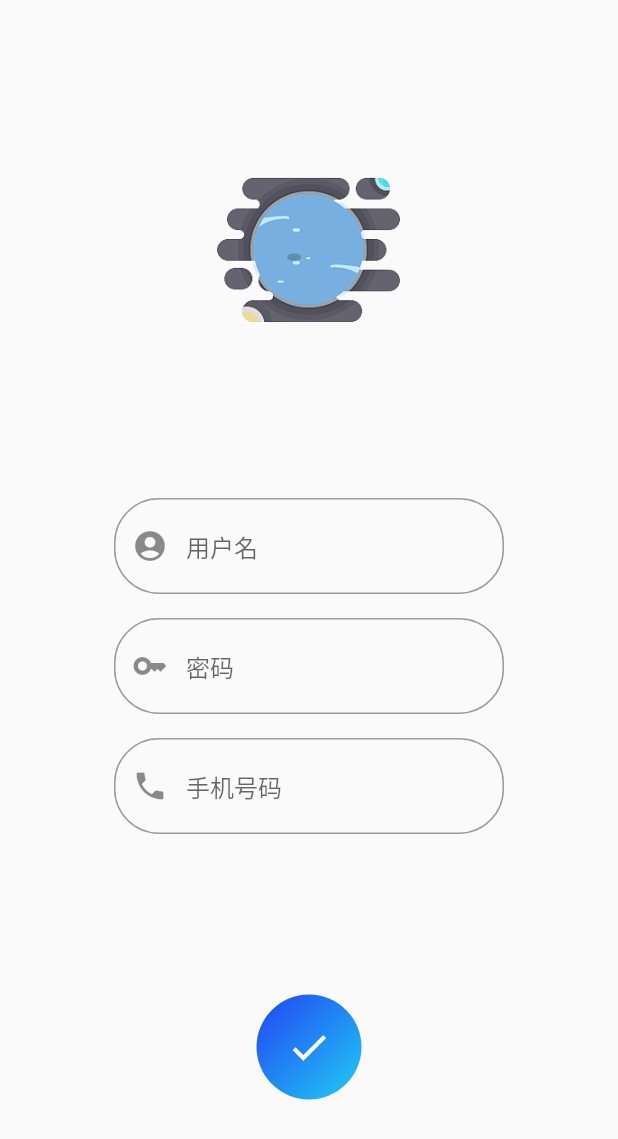
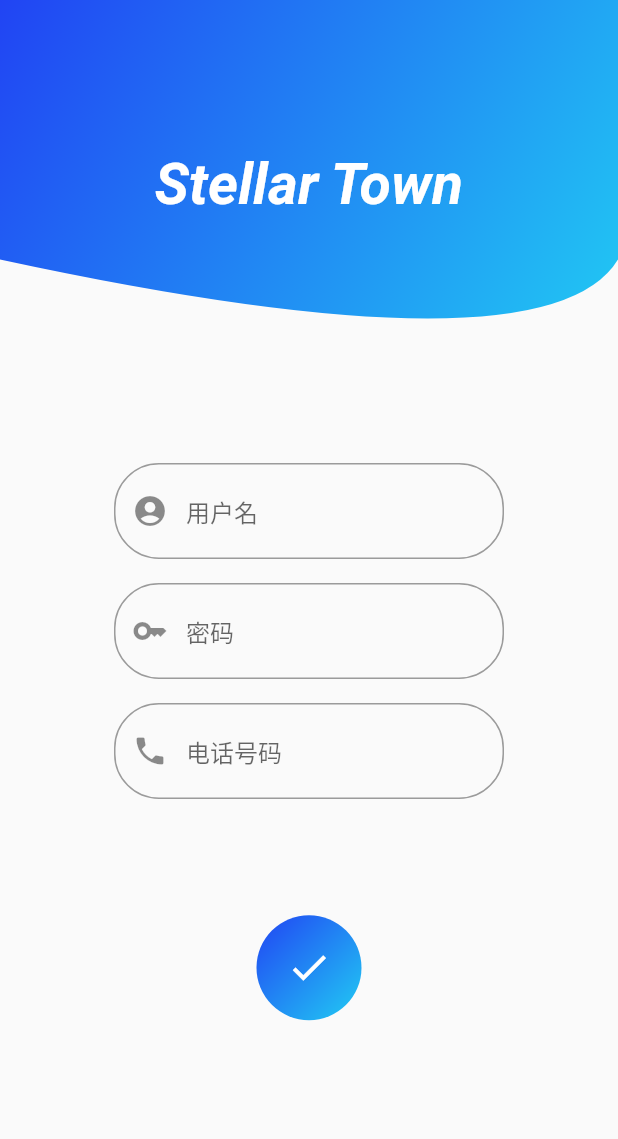
Before and after one commit to litaott/stellar_town, a Flutter app: the screen it shows after launch, after a tap on "未拥有账号？点击注册", on a phone screen of 412 x 824 dp. Shown: the top 1139 px of the screen. Run offline on Flutter 3.47's test engine with Material 2 defaults, Android fonts, the phone set to English and light mode, and no system bars; our stand-ins replace dart_mappable, dio, shared_preferences; generated files the repository leaves out were written again; network calls fail.

Commit message:
注册测试

```diff
--- /dev/null
+++ b/lib/component/user/RollingBox.dart
@@ -0,0 +1,107 @@
+import 'dart:math';
+
+import 'package:flutter/material.dart';
+import 'package:stellar_town/main.dart';
+import 'package:stellar_town/theme/ColorTheme.dart';
+
+class RollingBox extends StatefulWidget {
+  const RollingBox({super.key});
+
+  @override
+  State<StatefulWidget> createState() => RollingBoxState();
+}
+
+class RollingBoxState extends State<RollingBox>
+    with SingleTickerProviderStateMixin {
+  late AnimationController animationController;
+
+  @override
+  void initState() {
+    super.initState();
+    animationController = AnimationController(
+      lowerBound: -1.0,
+      upperBound: 1.0,
+      duration: const Duration(milliseconds: 10000),
+      value: 0.0,
+      vsync: this,
+    );
+    animationController.repeat();
+  }
+
+  @override
+  void dispose() {
+    animationController.dispose();
+    super.dispose();
+  }
+
+  @override
+  Widget build(BuildContext context) {
+    return AnimatedBuilder(
+      animation: animationController,
+      builder: buildClipPath,
+    );
+  }
+
+  Widget buildClipPath(BuildContext context, Widget? child) {
+    return ClipPath(
+      clipper: CustomHeaderClipPath(animationController.value),
+      child: Container(
+        width: screenWidth,
+        height: screenHeight * 0.3,
+        decoration: const BoxDecoration(
+          gradient: LinearGradient(
+            begin: Alignment.topLeft,
+            end: Alignment.bottomRight,
+            colors: [ColorTheme.deepBlue, ColorTheme.lightBlue],
+          ),
+        ),
+        child: const Center(
+          child: Text(
+            'Stellar Town',
+            style: TextStyle(
+              color: Colors.white,
+              fontSize: 38,
+              fontStyle: FontStyle.italic,
+              fontWeight: FontWeight.bold,
+            ),
+          ),
+        ),
+      ),
+    );
+  }
+}
+
+class CustomHeaderClipPath extends CustomClipper<Path> {
+  double progress;
+
+  CustomHeaderClipPath(this.progress);
+
+  @override
+  Path getClip(Size size) {
+    Path path = Path();
+
+    path.moveTo(0, 0);
+
+    path.lineTo(0, size.height * 0.7);
+
+    double controllerCenterX =
+        size.width * 0.5 + (size.width * 0.6 + 1) * sin(progress * pi);
+    double controllerCenterY = size.height * 0.8 + 70 * cos(progress * pi);
+
+    path.quadraticBezierTo(
+      controllerCenterX,
+      controllerCenterY,
+      size.width,
+      size.height * 0.7,
+    );
+
+    path.lineTo(size.width, 0);
+
+    return path;
+  }
+
+  @override
+  bool shouldReclip(covariant CustomClipper<Path> oldClipper) {
+    return true;
+  }
+}
--- a/lib/constant/ConstUrl.dart
+++ b/lib/constant/ConstUrl.dart
@@ -9,14 +9,14 @@ class ConstUrl {
       'https://up.enterdesk.com/photo/2011-6-4/enterdesk.com-70CD5C7D85E0DD1D1E548CA0CF22FDF1.jpg';
 
   /// 服务器
-  static const String baseUrl = 'http://http://49ilim5biema.xiaomiqiu.com';
+  static const String baseUrl = 'http://49ilim5biema.xiaomiqiu.com';
 
   /// 用户相关
   static const String userBaseUrl = '/api/v1/user';
-  static const String registerUrl = '$userBaseUrl/getUserInfo';
-  static const String loginUrl = '$userBaseUrl/getUserInfo';
+  static const String registerUrl = '$userBaseUrl/register';
+  static const String loginUrl = '$userBaseUrl/login';
   static const String getUserInfoUrl = '$userBaseUrl/getUserInfo';
-  static const String logoutUrl = '$userBaseUrl/getUserInfo';
-  static const String updateUserInfoUrl = '$userBaseUrl/getUserInfo';
-  static const String getUserInfoByIdUrl = '$userBaseUrl/getUserInfo';
+  static const String logoutUrl = '$userBaseUrl/logout';
+  static const String updateUserInfoUrl = '$userBaseUrl/updateUserInfo';
+  static const String getUserInfoByIdUrl = '$userBaseUrl/getUserInfoById';
 }
--- a/lib/view/user/RegisterView.dart
+++ b/lib/view/user/RegisterView.dart
@@ -1,7 +1,12 @@
+import 'package:dio/dio.dart';
 import 'package:flutter/cupertino.dart';
 import 'package:flutter/material.dart';
 import 'package:stellar_town/component/user/CircleButton.dart';
+import 'package:stellar_town/component/user/RollingBox.dart';
 import 'package:stellar_town/component/user/TextInput.dart';
+import 'package:stellar_town/constant/ConstUrl.dart';
+import 'package:stellar_town/main.dart';
+import 'package:stellar_town/util/HttpUtil.dart';
 
 /// 用户注册页面
 /// @author tt
@@ -15,11 +20,11 @@ class RegisterView extends StatefulWidget {
 }
 
 class RegisterViewState extends State<RegisterView> {
-  TextEditingController idController = TextEditingController();
+  TextEditingController usernameController = TextEditingController();
   TextEditingController passwordController = TextEditingController();
   TextEditingController phoneNumberController = TextEditingController();
 
-  late String id, password, phoneNumber;
+  late String username, password, phoneNumber;
 
   @override
   Widget build(BuildContext context) {
@@ -27,22 +32,16 @@ class RegisterViewState extends State<RegisterView> {
       home: Directionality(
         textDirection: TextDirection.ltr,
         child: Scaffold(
+          resizeToAvoidBottomInset: false,
           body: Column(
-            mainAxisAlignment: MainAxisAlignment.spaceEvenly,
+            mainAxisAlignment: MainAxisAlignment.spaceBetween,
             children: [
-              Container(
-                alignment: Alignment.center,
-                child: Image(
-                  image: Image.asset('assets/image/login.png').image,
-                  width: 150,
-                  height: 150,
-                ),
-              ),
+              const RollingBox(),
               Column(
                 crossAxisAlignment: CrossAxisAlignment.center,
                 children: [
                   TextInput(
-                    controller: idController,
+                    controller: usernameController,
                     hintText: '用户名',
                     icon: Icons.account_circle,
                   ),
@@ -54,7 +53,7 @@ class RegisterViewState extends State<RegisterView> {
                   ),
                   TextInput(
                     controller: phoneNumberController,
-                    hintText: '手机号码',
+                    hintText: '电话号码',
                     icon: Icons.phone,
                   ),
                 ],
@@ -62,6 +61,9 @@ class RegisterViewState extends State<RegisterView> {
               GestureDetector(
                 onTap: register,
                 child: const CircleButton(icon: Icons.check),
+              ),
+              SizedBox(
+                height: screenHeight * 0.1,
               ),
             ],
           ),
@@ -72,10 +74,21 @@ class RegisterViewState extends State<RegisterView> {
 
   ///注册响应函数
   void register() async {
-    id = idController.text.toString();
+    username = usernameController.text.toString();
     password = passwordController.text.toString();
     phoneNumber = phoneNumberController.text.toString();
-    successDialog();
+    Map data = {
+      'username': username,
+      'password': password,
+    };
+    Response response = await HttpUtil.post(ConstUrl.registerUrl, data);
+    data = response.data;
+
+    if (data['code'] ~/ 100 == 2) {
+      successDialog();
+    } else {
+      failDialog(data['message']);
+    }
   }
 
   /// 注册成功弹窗
@@ -102,4 +115,28 @@ class RegisterViewState extends State<RegisterView> {
       },
     );
   }
+
+  /// 注册失败弹窗
+  void failDialog(String message) {
+    showCupertinoDialog(
+      context: context,
+      builder: (context) {
+        return CupertinoAlertDialog(
+          title: const Text('注册失败'),
+          content: Padding(
+            padding: const EdgeInsets.all(8.0),
+            child: Text(message),
+          ),
+          actions: [
+            CupertinoDialogAction(
+              onPressed: () {
+                Navigator.of(context).pop(true);
+              },
+              child: const Text('确定'),
+            )
+          ],
+        );
+      },
+    );
+  }
 }
```
Also changed, not shown: lib/util/HttpUtil.dart (+53 -13 lines).
